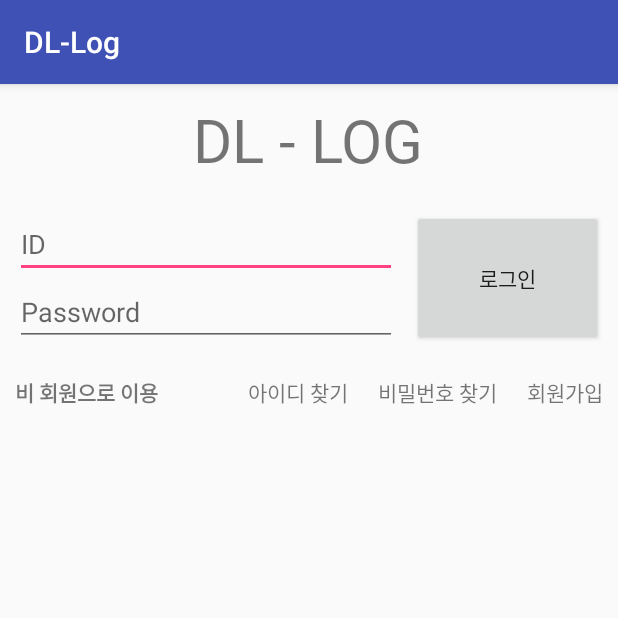
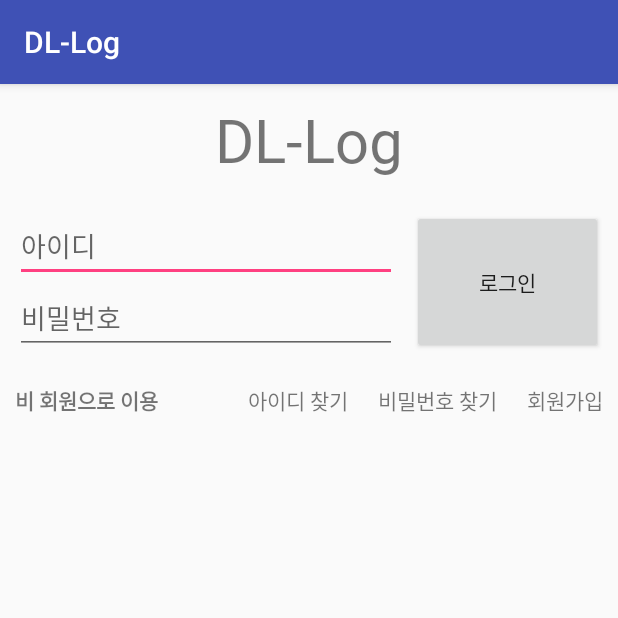
Before and after one commit to DaLae37/DL-Log, an Android app: the SignUP_Activity screen opened directly, with no data from a screen before it, after a tap on "저장", on a phone screen of 412 x 824 dp, the top half of it. Run offline under Robolectric (Android 15) with nearby library versions, the phone set to English and light mode, and no system bars.

Commit message:
Divide Language

```diff
--- a/DLLog/app/src/main/java/com/dalae37/android/dl_log/SignUP_Activity.java
+++ b/DLLog/app/src/main/java/com/dalae37/android/dl_log/SignUP_Activity.java
@@ -40,7 +40,7 @@ public class SignUP_Activity extends AppCompatActivity implements View.OnClickLi
                 db.execSQL("insert into member_tb (id, pw, nickname) values(?,?,?)", new String[]{id.getText().toString(), pw.getText().toString(), nick.getText().toString()});
                 db.close();
 
-                Toast.makeText(getApplicationContext(),"아이디 생성 성공", Toast.LENGTH_SHORT).show();
+                Toast.makeText(getApplicationContext(),R.string.successCreateID, Toast.LENGTH_SHORT).show();
 
                 CloseSignUPActivity();
                 break;
--- a/DLLog/app/src/main/res/layout/activity_main.xml
+++ b/DLLog/app/src/main/res/layout/activity_main.xml
@@ -12,7 +12,7 @@
             android:layout_width="wrap_content"
             android:layout_height="wrap_content"
             android:fontFamily="@font/nanum_barun_gothic"
-            android:text="DL - LOG"
+            android:text="@string/app_name"
             android:textSize="40sp"
             android:layout_margin="10sp"/>
     </LinearLayout> <!--HEADER-->
@@ -35,13 +35,13 @@
                     android:layout_width="match_parent"
                     android:layout_height="wrap_content"
                     android:fontFamily="@font/nanum_barun_gothic"
-                    android:hint="ID"
+                    android:hint="@string/inputID"
                     android:inputType="text"/>
                 <EditText
                     android:id="@+id/inputPW"
                     android:layout_width="match_parent"
                     android:layout_height="wrap_content"
-                    android:hint="Password"
+                    android:hint="@string/inputPW"
                     android:inputType="textPassword"/>
             </LinearLayout>
             <Button
@@ -52,7 +52,7 @@
                 android:layout_marginRight="10dp"
                 android:layout_marginTop="10dp"
                 android:layout_marginBottom="10dp"
-                android:text="로그인"/>
+                android:text="@string/logIN"/>
         </LinearLayout>
         <LinearLayout
             android:layout_width="match_parent"
@@ -69,7 +69,7 @@
                     android:layout_width="wrap_content"
                     android:layout_height="wrap_content"
                     android:fontFamily="@font/nanum_barun_gothic"
-                    android:text="비 회원으로 이용"
+                    android:text="@string/nonMember"
                     android:textStyle="bold"
                     android:layout_margin="10dp" />
             </LinearLayout>
@@ -84,21 +84,21 @@
                     android:layout_width="wrap_content"
                     android:layout_height="wrap_content"
                     android:fontFamily="@font/nanum_barun_gothic"
-                    android:text="아이디 찾기"
+                    android:text="@string/findID"
                     android:layout_margin="10dp"/>
                 <TextView
                     android:id="@+id/findPW"
                     android:layout_width="wrap_content"
                     android:layout_height="wrap_content"
                     android:fontFamily="@font/nanum_barun_gothic"
-                    android:text="비밀번호 찾기"
+                    android:text="@string/findPW"
                     android:layout_margin="10dp"/>
                 <TextView
                     android:id="@+id/signUP"
                     android:layout_width="wrap_content"
                     android:layout_height="wrap_content"
                     android:fontFamily="@font/nanum_barun_gothic"
-                    android:text="회원가입"
+                    android:text="@string/signUP"
                     android:layout_margin="10dp"/>
             </LinearLayout>
         </LinearLayout>
--- a/DLLog/app/src/main/res/values/strings.xml
+++ b/DLLog/app/src/main/res/values/strings.xml
@@ -1,3 +1,12 @@
+<?xml version="1.0" encoding="utf-8"?>
 <resources>
     <string name="app_name">DL-Log</string>
+    <string name="inputID">아이디</string>
+    <string name="inputPW">비밀번호</string>
+    <string name="nonMember">비 회원으로 이용</string>
+    <string name="findID">아이디 찾기</string>
+    <string name="findPW">비밀번호 찾기</string>
+    <string name="signUP">회원가입</string>
+    <string name="logIN">로그인</string>
+    <string name="successCreateID">"아이디 생성 성공"</string> <!--ID generation successful-->
 </resources>
```
Also changed, not shown: DLLog/app/src/main/AndroidManifest.xml (+6 -2 lines), 2 other files.
